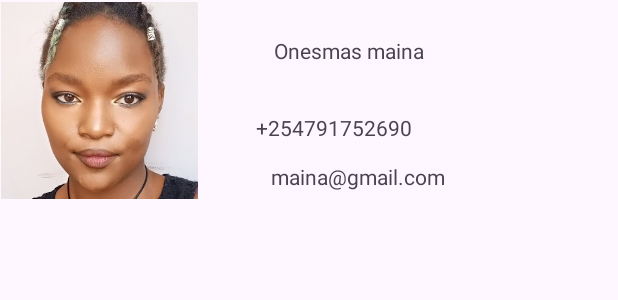
After one commit to wamboimargaret/contactsApplication, an Android app: the layout contact_list_item.xml on its own in the app's theme, with its tools: preview values and no code run, on a phone screen of 412 x 824 dp. The commit adds this screen. Shown: the top 300 px of the screen. Run offline under Robolectric (Android 15) with nearby library versions, the phone set to English and light mode, and no system bars.

Commit message:
contactapplication

```diff
--- /dev/null
+++ b/app/src/main/res/layout/contact_list_item.xml
@@ -0,0 +1,51 @@
+<?xml version="1.0" encoding="utf-8"?>
+<androidx.constraintlayout.widget.ConstraintLayout xmlns:android="http://schemas.android.com/apk/res/android"
+    xmlns:app="http://schemas.android.com/apk/res-auto"
+    xmlns:tools="http://schemas.android.com/tools"
+    android:layout_width="match_parent"
+    android:layout_height="wrap_content">
+
+    <ImageView
+        android:id="@+id/ivAvatar"
+        android:layout_width="131dp"
+        android:layout_height="133dp"
+        android:layout_marginEnd="280dp"
+        app:layout_constraintEnd_toEndOf="parent"
+        app:layout_constraintStart_toStartOf="parent"
+        app:layout_constraintTop_toTopOf="parent"
+        app:srcCompat="@drawable/wambo" />
+
+    <TextView
+        android:id="@+id/tvDisplayName"
+        android:layout_width="wrap_content"
+        android:layout_height="wrap_content"
+        android:layout_marginTop="24dp"
+        android:text="Onesmas maina"
+        app:layout_constraintEnd_toEndOf="parent"
+        app:layout_constraintHorizontal_bias="0.283"
+        app:layout_constraintStart_toEndOf="@+id/ivAvatar"
+        app:layout_constraintTop_toTopOf="@+id/ivAvatar" />
+
+    <TextView
+        android:id="@+id/tvEmail"
+        android:layout_width="wrap_content"
+        android:layout_height="wrap_content"
+        android:layout_marginTop="84dp"
+        android:text="maina@gmail.com"
+        app:layout_constraintEnd_toEndOf="parent"
+        app:layout_constraintHorizontal_bias="0.295"
+        app:layout_constraintStart_toEndOf="@+id/ivAvatar"
+        app:layout_constraintTop_toTopOf="@+id/tvDisplayName" />
+
+    <TextView
+        android:id="@+id/tvPhoneNumber"
+        android:layout_width="wrap_content"
+        android:layout_height="wrap_content"
+        android:layout_marginStart="20dp"
+        android:layout_marginTop="32dp"
+        android:text="+254791752690"
+        app:layout_constraintEnd_toEndOf="parent"
+        app:layout_constraintHorizontal_bias="0.121"
+        app:layout_constraintStart_toEndOf="@+id/ivAvatar"
+        app:layout_constraintTop_toBottomOf="@+id/tvDisplayName" />
+</androidx.constraintlayout.widget.ConstraintLayout>
```
Also changed, not shown: app/src/main/java/megan/wamboi/contactlistapplication/ContactsAdapter.kt (added, +30 -0 lines), app/src/main/java/megan/wamboi/contactlistapplication/ContactsData.kt (added, +10 -0 lines), app/src/main/java/megan/wamboi/contactlistapplication/MainActivity.kt (+28 -1 lines), app/src/main/res/drawable/wambo.jpg (added), 1 other file.
